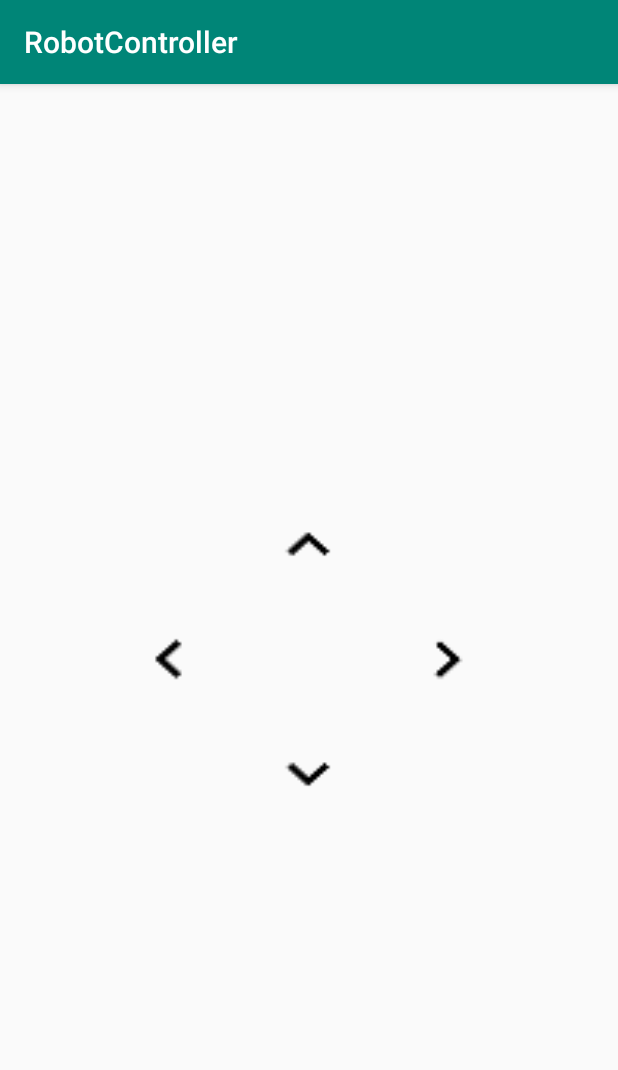
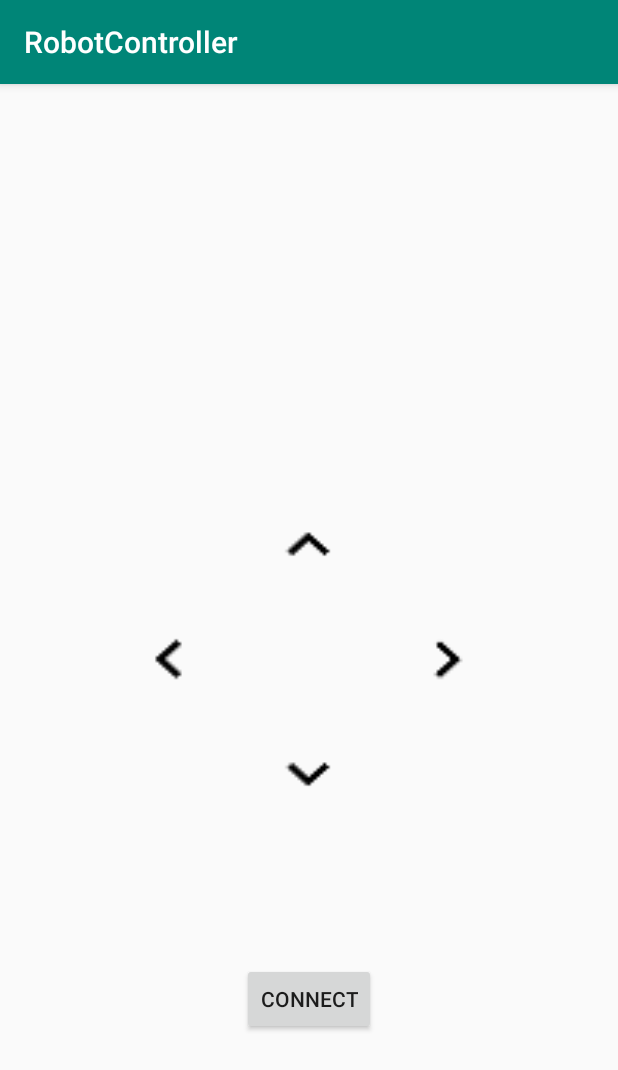
Before and after one commit to bobnosn/RobotController, an Android app: the screen it shows after launch (MainActivity), on a phone screen of 412 x 824 dp. Shown: the top 1070 px of the screen. Run offline under Robolectric (Android 15) with nearby library versions, the phone set to English and light mode, and no system bars.

Commit message:
Addition of a connect/disconnect button on the app

```diff
--- a/app/src/main/java/com/example/robotcontroller/MainActivity.java
+++ b/app/src/main/java/com/example/robotcontroller/MainActivity.java
@@ -30,12 +30,13 @@ import java.util.UUID;
 
 public class MainActivity extends AppCompatActivity implements View.OnTouchListener {
 
-    Button btn_up, btn_down, btn_left, btn_right;
+    Button btn_up, btn_down, btn_left, btn_right, btn_connect;
     private BluetoothManager bluetoothManager;
     private BluetoothAdapter bluetoothAdapter;
     private BluetoothLeAdvertiser bluetoothLeAdvertiser;
 
     public int direction = 0;
+    boolean connected = false;
 
     private static final String TAG = "MainActivity";
 
@@ -54,7 +55,7 @@ public class MainActivity extends AppCompatActivity implements View.OnTouchListe
 
         @Override
         public void onStartFailure(int error) {
-            Log.w(TAG, "uh oh" + error);
+            Log.w(TAG, "uh oh, ERROR: " + error);
         }
 
     };
@@ -137,12 +138,25 @@ public class MainActivity extends AppCompatActivity implements View.OnTouchListe
         btn_left.setOnTouchListener(this);
         btn_right = findViewById(R.id.btn_right);
         btn_right.setOnTouchListener(this);
+        btn_connect = findViewById(R.id.btn_connect);
+        btn_connect.setOnClickListener(new View.OnClickListener() {
+            public void onClick(View v) {
+                if (!connected) {
+                    startAdvertising();
+                    startGattServer();
+                    btn_connect.setText("Disconnect");
+                    connected = true;
+                }
+                else {
+                    stopGattServer();
+                    stopAdvertising();
+                    btn_connect.setText("Connect");
+                }
+            }
+        });
 
         bluetoothManager = (BluetoothManager) getSystemService(BLUETOOTH_SERVICE);
         bluetoothAdapter = bluetoothManager.getAdapter();
-
-        startAdvertising();
-        startGattServer();
     }
 
     @Override
--- a/app/src/main/res/layout/activity_main.xml
+++ b/app/src/main/res/layout/activity_main.xml
@@ -53,4 +53,15 @@
         app:layout_constraintLeft_toLeftOf="parent"
         app:layout_constraintRight_toRightOf="parent"
         app:layout_constraintTop_toBottomOf="@id/space_center" />
+
+    <Button
+        android:id="@+id/btn_connect"
+        android:layout_width="wrap_content"
+        android:layout_height="wrap_content"
+        android:text="Connect"
+        app:layout_constraintEnd_toEndOf="parent"
+        app:layout_constraintStart_toStartOf="parent"
+        app:layout_constraintTop_toBottomOf="@id/btn_down"
+        android:layout_marginTop="100dp"
+        tools:layout_editor_absoluteY="601dp" />
 </android.support.constraint.ConstraintLayout>
```
